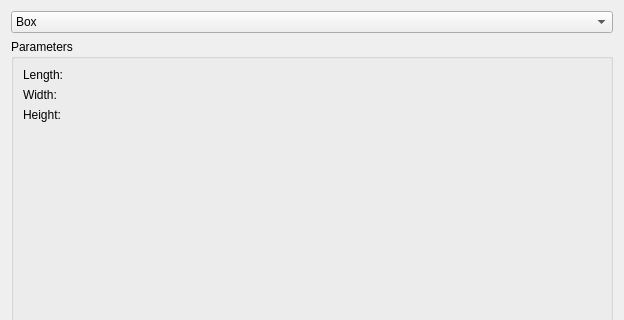
This is freecad/chronoConcrete/gui/ui/LDPM_CSL_geometry.ui in Concrete-Chrono-Development/chrono-preprocessor as Qt 5 draws it before an edit; both pictures show x 0 to 624 and y 0 to 320 of the 624 by 489 pixel window. The edited form follows.
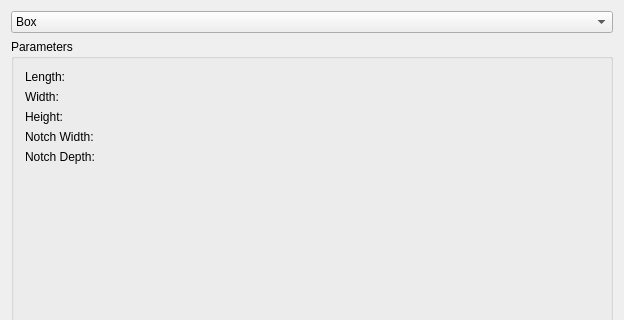
This is the edited form. The open tabs and pages were chosen to show the change. Icons and pictures are not drawn. Custom widgets are drawn as their Qt base class.

Patch:
```diff
--- a/freecad/chronoConcrete/gui/ui/LDPM_CSL_geometry.ui
+++ b/freecad/chronoConcrete/gui/ui/LDPM_CSL_geometry.ui
@@ -924,6 +924,164 @@
           </item>
          </layout>
         </widget>
+        <widget class="QWidget" name="page_4">
+         <layout class="QVBoxLayout" name="verticalLayout_2">
+          <item>
+           <layout class="QGridLayout" name="_4">
+            <property name="leftMargin">
+             <number>0</number>
+            </property>
+            <property name="topMargin">
+             <number>0</number>
+            </property>
+            <property name="rightMargin">
+             <number>0</number>
+            </property>
+            <property name="bottomMargin">
+             <number>0</number>
+            </property>
+            <property name="spacing">
+             <number>6</number>
+            </property>
+            <item row="1" column="2">
+             <widget class="Gui::QuantitySpinBox" name="notchSCBoxWidth" native="true">
+              <property name="keyboardTracking" stdset="0">
+               <bool>false</bool>
+              </property>
+              <property name="unit" stdset="0">
+               <string notr="true">mm</string>
+              </property>
+              <property name="value" stdset="0">
+               <double>10.000000000000000</double>
+              </property>
+             </widget>
+            </item>
+            <item row="0" column="0">
+             <widget class="QLabel" name="textLabel2_4">
+              <property name="text">
+               <string>Length:</string>
+              </property>
+             </widget>
+            </item>
+            <item row="1" column="0">
+             <widget class="QLabel" name="textLabel3_4">
+              <property name="text">
+               <string>Width:</string>
+              </property>
+             </widget>
+            </item>
+            <item row="0" column="2">
+             <widget class="Gui::QuantitySpinBox" name="notchSCBoxLength" native="true">
+              <property name="keyboardTracking" stdset="0">
+               <bool>false</bool>
+              </property>
+              <property name="unit" stdset="0">
+               <string notr="true">mm</string>
+              </property>
+              <property name="value" stdset="0">
+               <double>10.000000000000000</double>
+              </property>
+             </widget>
+            </item>
+            <item row="2" column="2">
+             <widget class="Gui::QuantitySpinBox" name="notchSCBoxHeight" native="true">
+              <property name="keyboardTracking" stdset="0">
+               <bool>false</bool>
+              </property>
+              <property name="unit" stdset="0">
+               <string notr="true">mm</string>
+              </property>
+              <property name="value" stdset="0">
+               <double>10.000000000000000</double>
+              </property>
+             </widget>
+            </item>
+            <item row="2" column="0">
+             <widget class="QLabel" name="textLabel4_3">
+              <property name="text">
+               <string>Height:</string>
+              </property>
+             </widget>
+            </item>
+           </layout>
+          </item>
+          <item>
+           <layout class="QGridLayout" name="_5">
+            <property name="leftMargin">
+             <number>0</number>
+            </property>
+            <property name="topMargin">
+             <number>0</number>
+            </property>
+            <property name="rightMargin">
+             <number>0</number>
+            </property>
+            <property name="bottomMargin">
+             <number>0</number>
+            </property>
+            <property name="spacing">
+             <number>6</number>
+            </property>
+            <item row="0" column="0">
+             <widget class="QLabel" name="textLabel2_5">
+              <property name="text">
+               <string>Notch Width:</string>
+              </property>
+             </widget>
+            </item>
+            <item row="0" column="2">
+             <widget class="Gui::QuantitySpinBox" name="notchSCWidth" native="true">
+              <property name="keyboardTracking" stdset="0">
+               <bool>false</bool>
+              </property>
+              <property name="unit" stdset="0">
+               <string notr="true">mm</string>
+              </property>
+              <property name="value" stdset="0">
+               <double>10.000000000000000</double>
+              </property>
+             </widget>
+            </item>
+            <item row="1" column="0">
+             <widget class="QLabel" name="textLabel3_5">
+              <property name="text">
+               <string>Notch Depth:</string>
+              </property>
+             </widget>
+            </item>
+            <item row="1" column="2">
+             <widget class="Gui::QuantitySpinBox" name="notchSCDepth" native="true">
+              <property name="keyboardTracking" stdset="0">
+               <bool>false</bool>
+              </property>
+              <property name="unit" stdset="0">
+               <string notr="true">mm</string>
+              </property>
+              <property name="value" stdset="0">
+               <double>10.000000000000000</double>
+              </property>
+             </widget>
+            </item>
+           </layout>
+          </item>
+          <item>
+           <spacer name="spacer_2">
+            <property name="orientation">
+             <enum>Qt::Vertical</enum>
+            </property>
+            <property name="sizeType">
+             <enum>QSizePolicy::Expanding</enum>
+            </property>
+            <property name="sizeHint" stdset="0">
+             <size>
+              <width>21</width>
+              <height>310</height>
+             </size>
+            </property>
+           </spacer>
+          </item>
+         </layout>
+        </widget>
         <widget class="QWidget" name="page">
          <layout class="QGridLayout" name="gridLayout_2">
           <item row="0" column="0">
```
Left out of the diff: 33 changed lines with no effect on the pictures.
